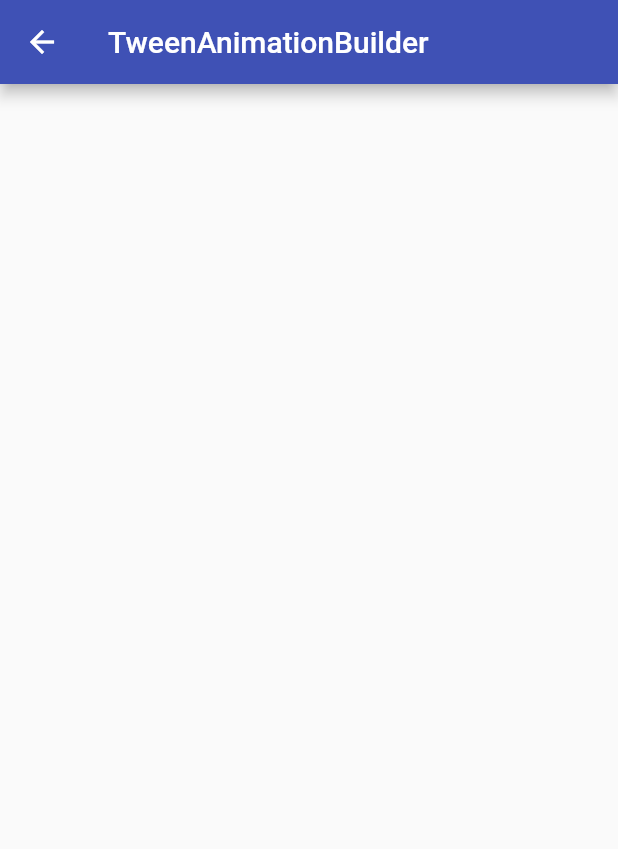
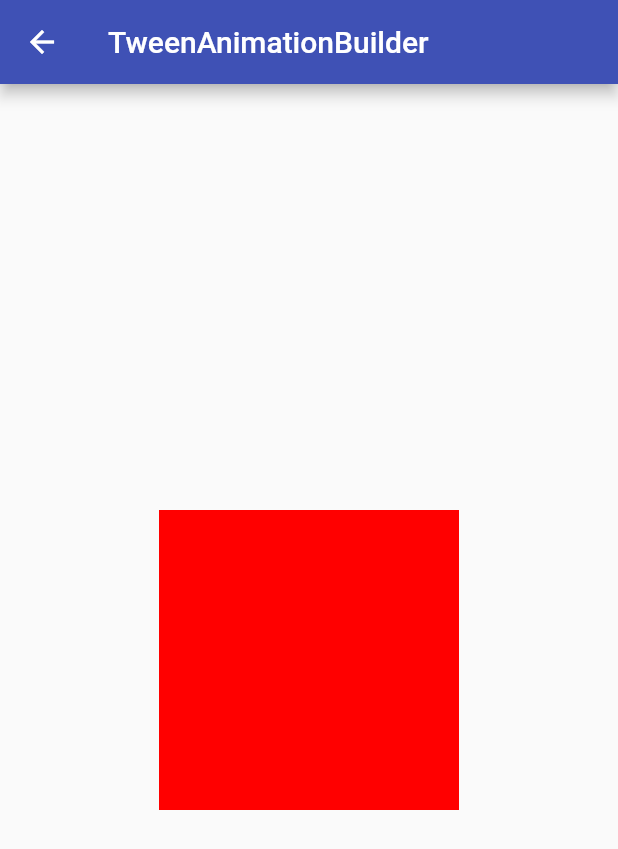
Before and after one commit to williamnkosi/flutterj-animation-tutorial, a Flutter app: the TweenAnimationBuilderPage screen opened by its route, on a phone screen of 412 x 824 dp. Shown: the top 849 px of the screen. Run offline on Flutter 3.47's test engine with Material 2 defaults, Android fonts, the phone set to English and light mode, and no system bars.

Commit message:
Created and learn't about the tween animation builder

```diff
--- a/intro_flutter_playground/lib/pages/animated_container_page.dart
+++ b/intro_flutter_playground/lib/pages/animated_container_page.dart
@@ -30,7 +30,8 @@ class _AnimatedContainerPageState extends State<AnimatedContainerPage> {
             color: _color,
             borderRadius: _borderRadius,
           ),
-          duration: Duration(seconds: 1),
+          duration: Duration(seconds: 3),
+          curve: Curves.bounceInOut,
         ),
       ),
       floatingActionButton: FloatingActionButton(
--- a/intro_flutter_playground/lib/pages/tween_animation_builder_page.dart
+++ b/intro_flutter_playground/lib/pages/tween_animation_builder_page.dart
@@ -22,6 +22,18 @@ class HSVColorSelector extends StatefulWidget {
 class _HSVColorSelectorState extends State<HSVColorSelector> {
   @override
   Widget build(BuildContext context) {
-    return Container();
+    return Column(
+      mainAxisAlignment: MainAxisAlignment.center,
+      children: [
+        TweenAnimationBuilder<double>(
+            tween: Tween<double>(begin: 0.0, end: 360.0),
+            duration: Duration(milliseconds: 1500),
+            builder: (context, hue, child) {
+              final hsvColor = HSVColor.fromAHSV(1.0, hue, 1.0, 1.0);
+              return Container(
+                  width: 200, height: 200, color: hsvColor.toColor());
+            }),
+      ],
+    );
   }
 }
```
